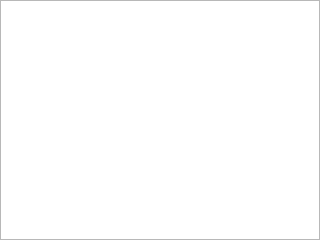
Old version of the form src/editor/ui/curve/curveeditorwidget.ui in the repository caiwan/Grafkit.
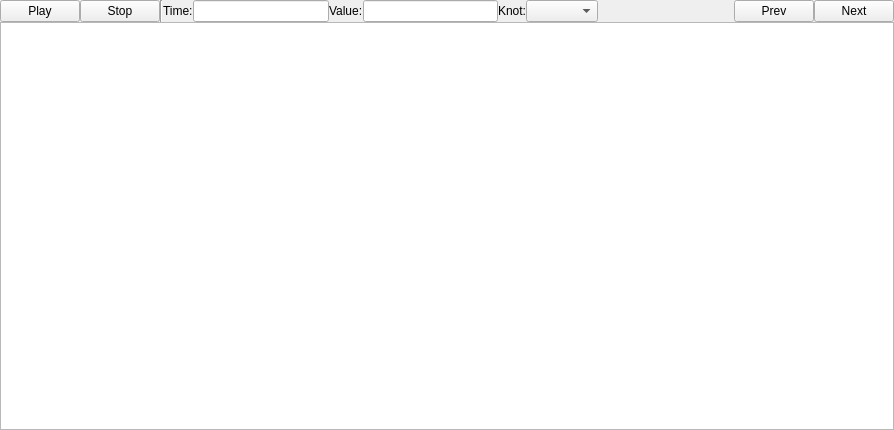
New version of the form.

```diff
--- a/src/editor/ui/curve/curveeditorwidget.ui
+++ b/src/editor/ui/curve/curveeditorwidget.ui
@@ -6,13 +6,13 @@
    <rect>
     <x>0</x>
     <y>0</y>
-    <width>320</width>
-    <height>240</height>
+    <width>894</width>
+    <height>430</height>
    </rect>
   </property>
   <property name="minimumSize">
    <size>
-    <width>86</width>
+    <width>630</width>
     <height>240</height>
    </size>
   </property>
@@ -20,13 +20,107 @@
    <string>Curve Editor</string>
   </property>
   <widget class="QWidget" name="dockWidgetContents">
-   <layout class="QHBoxLayout" name="horizontalLayout">
+   <layout class="QVBoxLayout" name="verticalLayout_2">
     <property name="spacing">
      <number>0</number>
     </property>
-    <property name="margin">
+    <property name="leftMargin">
      <number>0</number>
     </property>
+    <property name="topMargin">
+     <number>0</number>
+    </property>
+    <property name="rightMargin">
+     <number>0</number>
+    </property>
+    <property name="bottomMargin">
+     <number>0</number>
+    </property>
+    <item>
+     <layout class="QHBoxLayout" name="horizontalLayout">
+      <item>
+       <widget class="QPushButton" name="btn_togglePlay">
+        <property name="text">
+         <string>Play</string>
+        </property>
+       </widget>
+      </item>
+      <item>
+       <widget class="QPushButton" name="btn_stop">
+        <property name="text">
+         <string>Stop</string>
+        </property>
+       </widget>
+      </item>
+      <item>
+       <widget class="Line" name="line">
+        <property name="orientation">
+         <enum>Qt::Vertical</enum>
+        </property>
+       </widget>
+      </item>
+      <item>
+       <widget class="QLabel" name="label">
+        <property name="text">
+         <string>Time:</string>
+        </property>
+       </widget>
+      </item>
+      <item>
+       <widget class="QLineEdit" name="edit_time"/>
+      </item>
+      <item>
+       <widget class="QLabel" name="label_2">
+        <property name="text">
+         <string>Value:</string>
+        </property>
+       </widget>
+      </item>
+      <item>
+       <widget class="QLineEdit" name="edit_value"/>
+      </item>
+      <item>
+       <widget class="QLabel" name="label_3">
+        <property name="text">
+         <string>Knot:</string>
+        </property>
+       </widget>
+      </item>
+      <item>
+       <widget class="QComboBox" name="cb_keyTypes"/>
+      </item>
+      <item>
+       <spacer name="horizontalSpacer">
+        <property name="orientation">
+         <enum>Qt::Horizontal</enum>
+        </property>
+        <property name="sizeType">
+         <enum>QSizePolicy::Expanding</enum>
+        </property>
+        <property name="sizeHint" stdset="0">
+         <size>
+          <width>40</width>
+          <height>20</height>
+         </size>
+        </property>
+       </spacer>
+      </item>
+      <item>
+       <widget class="QPushButton" name="btn_prevKey">
+        <property name="text">
+         <string>Prev</string>
+        </property>
+       </widget>
+      </item>
+      <item>
+       <widget class="QPushButton" name="btn_nextKey">
+        <property name="text">
+         <string>Next</string>
+        </property>
+       </widget>
+      </item>
+     </layout>
+    </item>
     <item>
      <widget class="QGraphicsView" name="graphicsView">
       <property name="verticalScrollBarPolicy">
```
